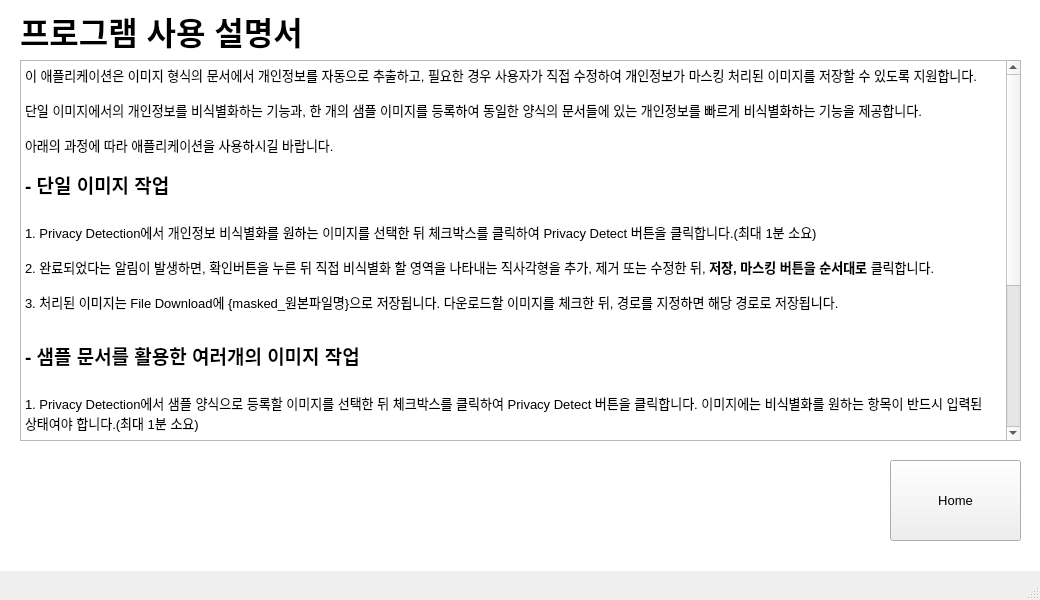
Qt form app/gui/UI/ui_help.ui (CSID-DGU/2023-1-CECD3-Sugar-4) before a commit.
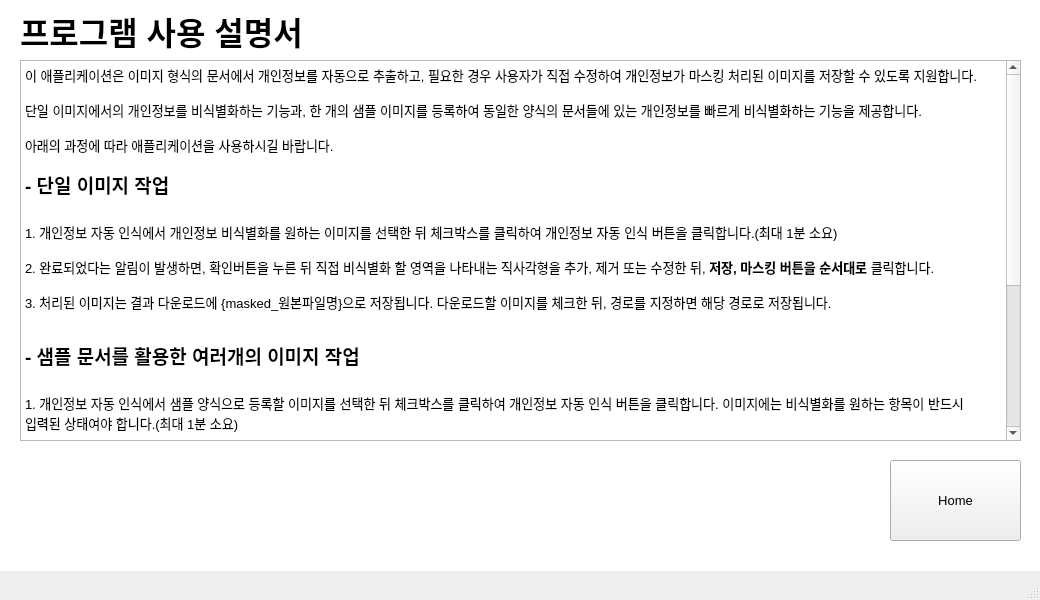
The same form after that commit.

Commit message: ui: ui_help text 수정

```diff
--- a/app/gui/UI/ui_help.ui
+++ b/app/gui/UI/ui_help.ui
@@ -98,27 +98,27 @@
 &lt;p style=&quot;-qt-paragraph-type:empty; margin-top:0px; margin-bottom:0px; margin-left:0px; margin-right:0px; -qt-block-indent:0; text-indent:0px; font-size:10pt;&quot;&gt;&lt;br /&gt;&lt;/p&gt;
 &lt;p style=&quot; margin-top:0px; margin-bottom:0px; margin-left:0px; margin-right:0px; -qt-block-indent:0; text-indent:0px;&quot;&gt;&lt;span style=&quot; font-size:14pt; font-weight:700;&quot;&gt;- 단일 이미지 작업&lt;/span&gt;&lt;/p&gt;
 &lt;p style=&quot;-qt-paragraph-type:empty; margin-top:0px; margin-bottom:0px; margin-left:0px; margin-right:0px; -qt-block-indent:0; text-indent:0px; font-size:14pt; font-weight:700;&quot;&gt;&lt;br /&gt;&lt;/p&gt;
-&lt;p style=&quot; margin-top:0px; margin-bottom:0px; margin-left:0px; margin-right:0px; -qt-block-indent:0; text-indent:0px;&quot;&gt;&lt;span style=&quot; font-size:10pt;&quot;&gt;1. Privacy Detection에서 개인정보 비식별화를 원하는 이미지를 선택한 뒤 체크박스를 클릭하여 Privacy Detect 버튼을 클릭합니다.(최대 1분 소요)&lt;/span&gt;&lt;/p&gt;
+&lt;p style=&quot; margin-top:0px; margin-bottom:0px; margin-left:0px; margin-right:0px; -qt-block-indent:0; text-indent:0px;&quot;&gt;&lt;span style=&quot; font-size:10pt;&quot;&gt;1. 개인정보 자동 인식에서 개인정보 비식별화를 원하는 이미지를 선택한 뒤 체크박스를 클릭하여 개인정보 자동 인식 버튼을 클릭합니다.(최대 1분 소요)&lt;/span&gt;&lt;/p&gt;
 &lt;p style=&quot;-qt-paragraph-type:empty; margin-top:0px; margin-bottom:0px; margin-left:0px; margin-right:0px; -qt-block-indent:0; text-indent:0px; font-size:10pt;&quot;&gt;&lt;br /&gt;&lt;/p&gt;
 &lt;p style=&quot; margin-top:0px; margin-bottom:0px; margin-left:0px; margin-right:0px; -qt-block-indent:0; text-indent:0px;&quot;&gt;&lt;span style=&quot; font-size:10pt;&quot;&gt;2. 완료되었다는 알림이 발생하면, 확인버튼을 누른 뒤 직접 비식별화 할 영역을 나타내는 직사각형을 추가, 제거 또는 수정한 뒤, &lt;/span&gt;&lt;span style=&quot; font-size:10pt; font-weight:700;&quot;&gt;저장, 마스킹 버튼을 순서대로&lt;/span&gt;&lt;span style=&quot; font-size:10pt;&quot;&gt; 클릭합니다.&lt;/span&gt;&lt;/p&gt;
 &lt;p style=&quot;-qt-paragraph-type:empty; margin-top:0px; margin-bottom:0px; margin-left:0px; margin-right:0px; -qt-block-indent:0; text-indent:0px; font-size:10pt;&quot;&gt;&lt;br /&gt;&lt;/p&gt;
-&lt;p style=&quot; margin-top:0px; margin-bottom:0px; margin-left:0px; margin-right:0px; -qt-block-indent:0; text-indent:0px;&quot;&gt;&lt;span style=&quot; font-size:10pt;&quot;&gt;3. 처리된 이미지는 File Download에 {masked_원본파일명}으로 저장됩니다. 다운로드할 이미지를 체크한 뒤, 경로를 지정하면 해당 경로로 저장됩니다.&lt;/span&gt;&lt;/p&gt;
+&lt;p style=&quot; margin-top:0px; margin-bottom:0px; margin-left:0px; margin-right:0px; -qt-block-indent:0; text-indent:0px;&quot;&gt;&lt;span style=&quot; font-size:10pt;&quot;&gt;3. 처리된 이미지는 결과 다운로드에 {masked_원본파일명}으로 저장됩니다. 다운로드할 이미지를 체크한 뒤, 경로를 지정하면 해당 경로로 저장됩니다.&lt;/span&gt;&lt;/p&gt;
 &lt;p style=&quot;-qt-paragraph-type:empty; margin-top:0px; margin-bottom:0px; margin-left:0px; margin-right:0px; -qt-block-indent:0; text-indent:0px; font-size:10pt;&quot;&gt;&lt;br /&gt;&lt;/p&gt;
 &lt;p style=&quot;-qt-paragraph-type:empty; margin-top:0px; margin-bottom:0px; margin-left:0px; margin-right:0px; -qt-block-indent:0; text-indent:0px;&quot;&gt;&lt;br /&gt;&lt;/p&gt;
 &lt;p style=&quot; margin-top:0px; margin-bottom:0px; margin-left:0px; margin-right:0px; -qt-block-indent:0; text-indent:0px;&quot;&gt;&lt;span style=&quot; font-size:14pt; font-weight:700;&quot;&gt;- 샘플 문서를 활용한 여러개의 이미지 작업&lt;/span&gt;&lt;/p&gt;
 &lt;p style=&quot;-qt-paragraph-type:empty; margin-top:0px; margin-bottom:0px; margin-left:0px; margin-right:0px; -qt-block-indent:0; text-indent:0px; font-size:14pt; font-weight:700;&quot;&gt;&lt;br /&gt;&lt;/p&gt;
-&lt;p style=&quot; margin-top:0px; margin-bottom:0px; margin-left:0px; margin-right:0px; -qt-block-indent:0; text-indent:0px;&quot;&gt;&lt;span style=&quot; font-size:10pt;&quot;&gt;1. Privacy Detection에서 샘플 양식으로 등록할 이미지를 선택한 뒤 체크박스를 클릭하여 Privacy Detect 버튼을 클릭합니다. 이미지에는 비식별화를 원하는 항목이 반드시 입력된 상태여야 합니다.(최대 1분 소요)&lt;/span&gt;&lt;/p&gt;
+&lt;p style=&quot; margin-top:0px; margin-bottom:0px; margin-left:0px; margin-right:0px; -qt-block-indent:0; text-indent:0px;&quot;&gt;&lt;span style=&quot; font-size:10pt;&quot;&gt;1. 개인정보 자동 인식에서 샘플 양식으로 등록할 이미지를 선택한 뒤 체크박스를 클릭하여 개인정보 자동 인식 버튼을 클릭합니다. 이미지에는 비식별화를 원하는 항목이 반드시 입력된 상태여야 합니다.(최대 1분 소요)&lt;/span&gt;&lt;/p&gt;
 &lt;p style=&quot;-qt-paragraph-type:empty; margin-top:0px; margin-bottom:0px; margin-left:0px; margin-right:0px; -qt-block-indent:0; text-indent:0px; font-size:10pt;&quot;&gt;&lt;br /&gt;&lt;/p&gt;
 &lt;p style=&quot; margin-top:0px; margin-bottom:0px; margin-left:0px; margin-right:0px; -qt-block-indent:0; text-indent:0px;&quot;&gt;&lt;span style=&quot; font-size:10pt;&quot;&gt;2. 완료되었다는 알림이 발생하면, 확인버튼을 누른 뒤 직접 비식별화 할 영역을 나타내는 직사각형을 추가, 제거 또는 수정한 뒤, &lt;/span&gt;&lt;span style=&quot; font-size:10pt; font-weight:700;&quot;&gt;저장 버튼&lt;/span&gt;&lt;span style=&quot; font-size:10pt;&quot;&gt;만을 클릭합니다.&lt;/span&gt;&lt;/p&gt;
 &lt;p style=&quot;-qt-paragraph-type:empty; margin-top:0px; margin-bottom:0px; margin-left:0px; margin-right:0px; -qt-block-indent:0; text-indent:0px; font-size:10pt;&quot;&gt;&lt;br /&gt;&lt;/p&gt;
-&lt;p style=&quot; margin-top:0px; margin-bottom:0px; margin-left:0px; margin-right:0px; -qt-block-indent:0; text-indent:0px;&quot;&gt;&lt;span style=&quot; font-size:10pt;&quot;&gt;3. 샘플 이미지는 샘플 리스트에 폴더 형태로 지정됩니다. 수정 버튼을 통해 비식별 처리할 영역을 수정할 수 있으며, 수정 후에는 반드시 저장 버튼을 클릭해야합니다.&lt;/span&gt;&lt;/p&gt;
+&lt;p style=&quot; margin-top:0px; margin-bottom:0px; margin-left:0px; margin-right:0px; -qt-block-indent:0; text-indent:0px;&quot;&gt;&lt;span style=&quot; font-size:10pt;&quot;&gt;3. 샘플 이미지는 샘플 문서 목록에 폴더 형태로 저장됩니다. 수정 버튼을 통해 비식별 처리할 영역을 수정할 수 있으며, 수정 후에는 반드시 저장 버튼을 클릭해야합니다.&lt;/span&gt;&lt;/p&gt;
 &lt;p style=&quot; margin-top:0px; margin-bottom:0px; margin-left:0px; margin-right:0px; -qt-block-indent:0; text-indent:0px;&quot;&gt;&lt;span style=&quot; font-size:10pt;&quot;&gt;샘플파일명을 더블클릭하면 파일을 업로드할 수 있는 화면이 나타납니다. &lt;/span&gt;&lt;span style=&quot; font-size:10pt; font-weight:700;&quot;&gt;반드시 샘플 이미지와 동일한 양식을 가진 문서들만을 업로드하여야 합니다.&lt;/span&gt;&lt;/p&gt;
 &lt;p style=&quot;-qt-paragraph-type:empty; margin-top:0px; margin-bottom:0px; margin-left:0px; margin-right:0px; -qt-block-indent:0; text-indent:0px; font-size:10pt; font-weight:700;&quot;&gt;&lt;br /&gt;&lt;/p&gt;
-&lt;p style=&quot; margin-top:0px; margin-bottom:0px; margin-left:0px; margin-right:0px; -qt-block-indent:0; text-indent:0px;&quot;&gt;&lt;span style=&quot; font-size:10pt;&quot;&gt;4. 업로드한 문서들을 체크한 뒤 &lt;/span&gt;&lt;span style=&quot; font-size:10pt; font-weight:700;&quot;&gt;마스킹 버튼&lt;/span&gt;&lt;span style=&quot; font-size:10pt;&quot;&gt;을 클릭합니다.(이미지의 수에 따라 다소 시간이 걸릴 수 있음) 완료되었다는 알림이 발생하면 처리 결과를 Sample Results에서 샘플별로 확인할 수 있습니다.&lt;/span&gt;&lt;/p&gt;
+&lt;p style=&quot; margin-top:0px; margin-bottom:0px; margin-left:0px; margin-right:0px; -qt-block-indent:0; text-indent:0px;&quot;&gt;&lt;span style=&quot; font-size:10pt;&quot;&gt;4. 업로드한 문서들을 체크한 뒤 &lt;/span&gt;&lt;span style=&quot; font-size:10pt; font-weight:700;&quot;&gt;마스킹 버튼&lt;/span&gt;&lt;span style=&quot; font-size:10pt;&quot;&gt;을 클릭합니다.(이미지의 수에 따라 다소 시간이 걸릴 수 있음) 완료되었다는 알림이 발생하면 처리 결과를 결과확인 및 수정에서 샘플별로 확인할 수 있습니다.&lt;/span&gt;&lt;/p&gt;
 &lt;p style=&quot;-qt-paragraph-type:empty; margin-top:0px; margin-bottom:0px; margin-left:0px; margin-right:0px; -qt-block-indent:0; text-indent:0px; font-size:10pt;&quot;&gt;&lt;br /&gt;&lt;/p&gt;
-&lt;p style=&quot; margin-top:0px; margin-bottom:0px; margin-left:0px; margin-right:0px; -qt-block-indent:0; text-indent:0px;&quot;&gt;&lt;span style=&quot; font-size:10pt;&quot;&gt;5. Sample Results에서 샘플파일명을 더블클릭하면 앞서 처리한 문서들을 확인할 수 있습니다. 문서를 선택하여 수정 버튼을 누르면, 직접 비식별화할 영역을 수정할 수 있습니다. 수정 후 반드시 &lt;/span&gt;&lt;span style=&quot; font-size:10pt; font-weight:700;&quot;&gt;저장 버튼&lt;/span&gt;&lt;span style=&quot; font-size:10pt;&quot;&gt;을 눌러 저장하여야 합니다. &lt;/span&gt;&lt;/p&gt;
+&lt;p style=&quot; margin-top:0px; margin-bottom:0px; margin-left:0px; margin-right:0px; -qt-block-indent:0; text-indent:0px;&quot;&gt;&lt;span style=&quot; font-size:10pt;&quot;&gt;5. 결과확인 및 수정에서 샘플파일명을 더블클릭하면 앞서 처리한 문서들을 확인할 수 있습니다. 문서를 선택하여 수정 버튼을 누르면, 직접 비식별화할 영역을 수정할 수 있습니다. 수정 후 반드시 &lt;/span&gt;&lt;span style=&quot; font-size:10pt; font-weight:700;&quot;&gt;저장 버튼&lt;/span&gt;&lt;span style=&quot; font-size:10pt;&quot;&gt;을 눌러 저장하여야 합니다. &lt;/span&gt;&lt;/p&gt;
 &lt;p style=&quot;-qt-paragraph-type:empty; margin-top:0px; margin-bottom:0px; margin-left:0px; margin-right:0px; -qt-block-indent:0; text-indent:0px; font-size:10pt;&quot;&gt;&lt;br /&gt;&lt;/p&gt;
-&lt;p style=&quot; margin-top:0px; margin-bottom:0px; margin-left:0px; margin-right:0px; -qt-block-indent:0; text-indent:0px;&quot;&gt;&lt;span style=&quot; font-size:10pt;&quot;&gt;6. 마찬가지로 마스킹된 이미지들은 File Download에 샘플파일명 내부에 저장됩니다.  일괄적으로 다운받기 위해 샘플파일명 폴더를 체크하여 다운로드하거나, 샘플파일명을 더블클릭한 뒤{masked_원본파일명}으로 저장된 파일들을 체크하여 다운로드 할 수 있습니다.&lt;/span&gt;&lt;/p&gt;&lt;/body&gt;&lt;/html&gt;</string>
+&lt;p style=&quot; margin-top:0px; margin-bottom:0px; margin-left:0px; margin-right:0px; -qt-block-indent:0; text-indent:0px;&quot;&gt;&lt;span style=&quot; font-size:10pt;&quot;&gt;6. 마찬가지로 마스킹된 이미지들은 결과 다운로드에 샘플파일명 내부에 저장됩니다.  일괄적으로 다운받기 위해 샘플파일명 폴더를 체크하여 다운로드하거나, 샘플파일명을 더블클릭한 뒤{masked_원본파일명}으로 저장된 파일들을 체크하여 다운로드 할 수 있습니다.&lt;/span&gt;&lt;/p&gt;&lt;/body&gt;&lt;/html&gt;</string>
     </property>
    </widget>
   </widget>
```
The commit also changes 1 other file.
